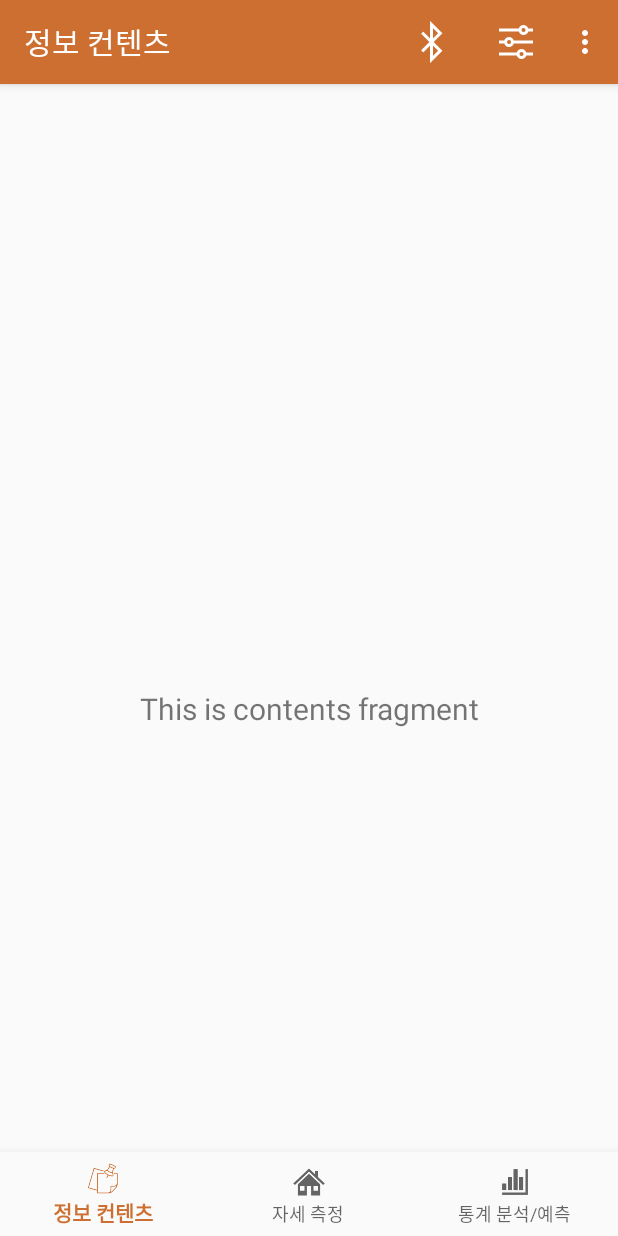
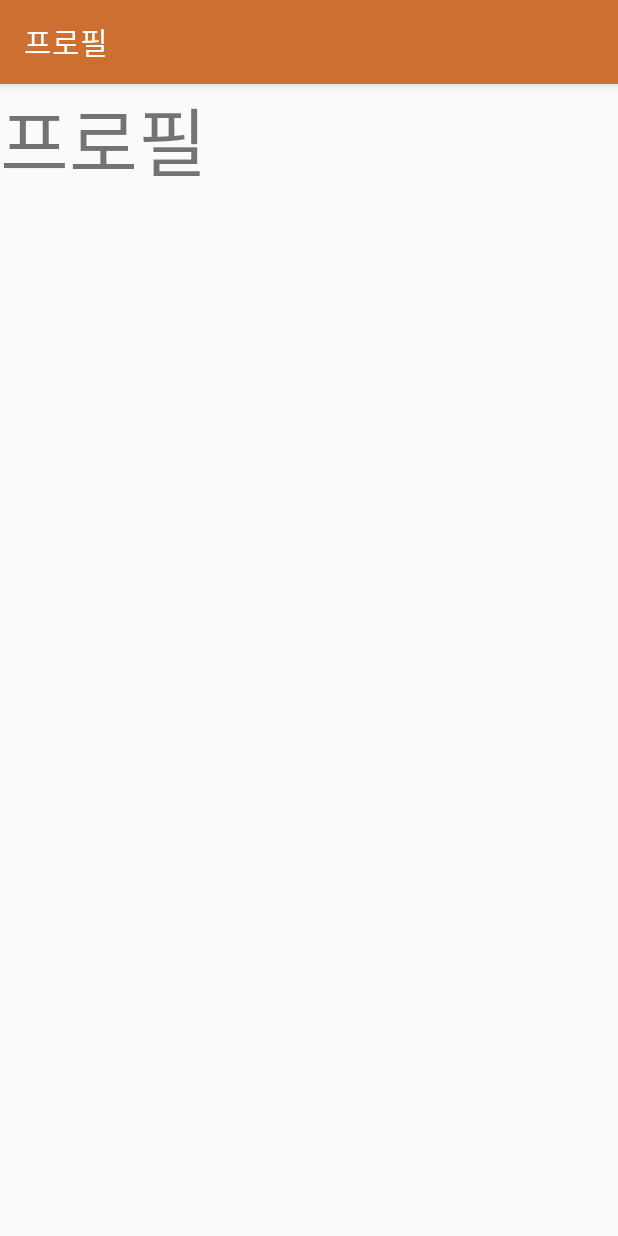
Before and after one commit to JasonYoo1995/Posture-Correction-Application-, an Android app: the screen it shows after launch (MainActivity before the commit, ProfileActivity after it), in the options menu, after a tap on "프로필", on a phone screen of 412 x 824 dp. Run offline under Robolectric (Android 15) with nearby library versions, the light colour scheme and no system bars; our stand-ins replace navigation-ui.

Commit message:
made a pop up window and 4 activities in hidden menu

```diff
--- a/app/src/main/java/com/example/bottomtab/MainActivity.java
+++ b/app/src/main/java/com/example/bottomtab/MainActivity.java
@@ -1,8 +1,13 @@
 package com.example.bottomtab;
 
+import android.app.Dialog;
+import android.content.Intent;
 import android.os.Bundle;
+import android.view.Display;
 import android.view.Menu;
 import android.view.MenuItem;
+import android.view.View;
+import android.view.WindowManager;
 import android.widget.Toast;
 
 import androidx.appcompat.app.AppCompatActivity;
@@ -14,12 +19,14 @@ import androidx.navigation.ui.NavigationUI;
 import com.google.android.material.bottomnavigation.BottomNavigationView;
 
 public class MainActivity extends AppCompatActivity {
+    Dialog optionDialog;
 
     @Override
     protected void onCreate(Bundle savedInstanceState) {
         super.onCreate(savedInstanceState);
         setContentView(R.layout.activity_main);
         makeBottomNavigation();
+        makeDialog();
     }
 
     private void makeBottomNavigation(){
@@ -42,18 +49,58 @@ public class MainActivity extends AppCompatActivity {
     public boolean onOptionsItemSelected(MenuItem item) {
         int id = item.getItemId();
 
-        if (id == R.id.bluetooth_button) {
+        if (id == R.id.bluetooth_menu) {
             makeToast("블루투스");
             return true;
         }
-        if (id == R.id.option_button) {
-            makeToast("옵션");
+        if (id == R.id.option_menu) {
+            optionDialog.show();
+            return true;
+        }
+        if (id == R.id.profile_menu) {
+            Intent intent = new Intent(MainActivity.this, ProfileActivity.class);
+            startActivity(intent);
+            return true;
+        }
+        if (id == R.id.device_information_menu) {
+            Intent intent = new Intent(MainActivity.this, DeviceInformationActivity.class);
+            startActivity(intent);
+            return true;
+        }
+        if (id == R.id.description_menu) {
+            Intent intent = new Intent(MainActivity.this, DescriptionActivity.class);
+            startActivity(intent);
+            return true;
+        }
+        if (id == R.id.customer_service_menu) {
+            Intent intent = new Intent(MainActivity.this, CustomerServiceActivity.class);
+            startActivity(intent);
             return true;
         }
 
         return super.onOptionsItemSelected(item);
     }
 
+    private void makeDialog(){
+        optionDialog = new Dialog(this, android.R.style.Theme_Black_NoTitleBar);
+        optionDialog.setContentView(R.layout.option_layout);
+        optionDialog.setCancelable(true);
+        optionDialog.getWindow().setBackgroundDrawableResource(android.R.color.background_light);
+
+        WindowManager.LayoutParams layoutParams = new WindowManager.LayoutParams();
+        Display display = getWindowManager().getDefaultDisplay();
+        layoutParams.width = display.getWidth() - 200;
+        layoutParams.height = display.getHeight() - 400;
+        optionDialog.getWindow().setAttributes(layoutParams);
+
+        optionDialog.findViewById(R.id.button_exit).setOnClickListener(new View.OnClickListener(){
+            @Override
+            public void onClick(View v) {
+                optionDialog.dismiss();
+            }
+        });
+    }
+
     private void makeToast(String string){
         Toast.makeText(getApplicationContext(), string, Toast.LENGTH_SHORT).show();
     }
--- /dev/null
+++ b/app/src/main/java/com/example/bottomtab/ProfileActivity.java
@@ -0,0 +1,12 @@
+package com.example.bottomtab;
+
+import android.os.Bundle;
+
+import androidx.appcompat.app.AppCompatActivity;
+
+public class ProfileActivity extends AppCompatActivity {
+    protected void onCreate(Bundle savedInstanceState) {
+        super.onCreate(savedInstanceState);
+        setContentView(R.layout.profile_layout);
+    }
+}
--- /dev/null
+++ b/app/src/main/res/layout/profile_layout.xml
@@ -0,0 +1,10 @@
+<?xml version="1.0" encoding="utf-8"?>
+<LinearLayout
+    xmlns:android="http://schemas.android.com/apk/res/android" android:layout_width="match_parent"
+    android:layout_height="match_parent">
+    <TextView
+        android:layout_width="wrap_content"
+        android:layout_height="wrap_content"
+        android:textSize="50dp"
+        android:text="@string/profile"/>
+</LinearLayout>
--- a/app/src/main/res/menu/toolbar_menu.xml
+++ b/app/src/main/res/menu/toolbar_menu.xml
@@ -5,33 +5,33 @@
     xmlns:tools="http://schemas.android.com/tools"
     tools:context=".MainActivity">
     <item
-        android:id="@+id/bluetooth_button"
+        android:id="@+id/bluetooth_menu"
         android:icon="@drawable/ic_bluetooth"
         app:showAsAction="always"
         android:title=""/>
     <item
-        android:id="@+id/option_button"
+        android:id="@+id/option_menu"
         android:icon="@drawable/ic_option"
         app:showAsAction="always"
         android:title="" />
     <item
-        android:id="@+id/profile_button"
+        android:id="@+id/profile_menu"
         app:showAsAction="never"
-        android:title="프로필"
+        android:title="@string/profile"
         />
     <item
-        android:id="@+id/device_information_button"
+        android:id="@+id/device_information_menu"
         app:showAsAction="never"
-        android:title="기기정보"
+        android:title="@string/device_information"
         />
     <item
-        android:id="@+id/how_to_do_button"
+        android:id="@+id/description_menu"
         app:showAsAction="never"
-        android:title="사용방법"
+        android:title="@string/description"
         />
     <item
-        android:id="@+id/customer_service_button"
+        android:id="@+id/customer_service_menu"
         app:showAsAction="never"
-        android:title="고객지원"
+        android:title="@string/customer_service"
         />
 </menu>
--- a/app/src/main/res/values/colors.xml
+++ b/app/src/main/res/values/colors.xml
@@ -4,4 +4,4 @@
     <color name="colorPrimaryDark">#000000</color>
     <color name="colorAccent">#03DAC5</color>
     <color name="colorWhite">#FFFFFF</color>
-</resources> .
+</resources>
--- a/app/src/main/res/values/strings.xml
+++ b/app/src/main/res/values/strings.xml
@@ -3,4 +3,8 @@
 <string name="title_contents">정보 컨텐츠</string>
 <string name="title_home">자세 측정</string>
 <string name="title_statistics">통계 분석/예측</string>
+<string name="profile">프로필</string>
+<string name="device_information">기기 정보</string>
+<string name="description">사용 방법</string>
+<string name="customer_service">고객 지원</string>
 </resources>
```
Also changed, not shown: app/src/main/AndroidManifest.xml (+17 -0 lines), app/src/main/java/com/example/bottomtab/CustomerServiceActivity.java (added, +12 -0 lines), app/src/main/java/com/example/bottomtab/DescriptionActivity.java (added, +12 -0 lines), app/src/main/java/com/example/bottomtab/DeviceInformationActivity.java (added, +12 -0 lines), app/src/main/res/layout/customer_service_layout.xml (added, +10 -0 lines), app/src/main/res/layout/description_layout.xml (added, +10 -0 lines), app/src/main/res/layout/device_information_layout.xml (added, +10 -0 lines), app/src/main/res/layout/option_layout.xml (added, +20 -0 lines), app/src/main/res/drawable/ic_exit.png (added).
